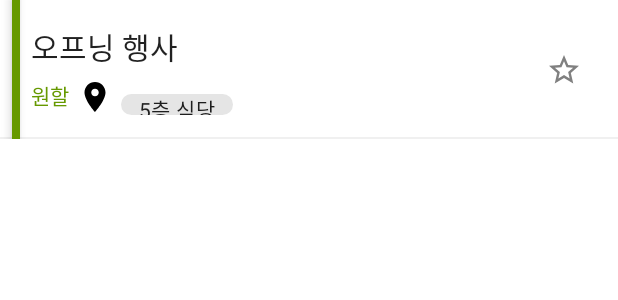
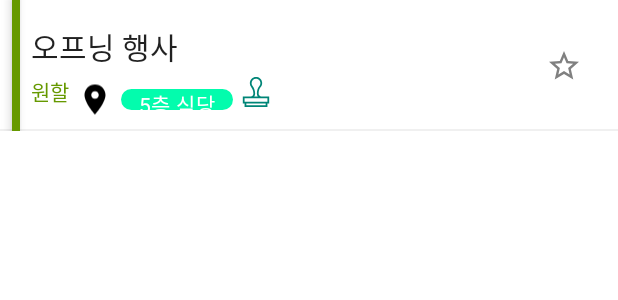
Before and after one commit to goldforestdev/HPPK-TOCTW, an Android app: the layout item_booth_list.xml on its own in the app's theme, with its tools: preview values and no code run, on a phone screen of 412 x 824 dp. Shown: the top 300 px of the screen. Run offline under Robolectric (Android 15) with nearby library versions, the phone set to English and light mode, and no system bars.

Commit message:
각 층별 색상 구분 / Stamp 부스는 별도 표시

```diff
--- /dev/null
+++ b/app/src/main/res/drawable/ic_stamp_booth.xml
@@ -0,0 +1,9 @@
+<vector xmlns:android="http://schemas.android.com/apk/res/android"
+    android:width="512dp"
+    android:height="512dp"
+    android:viewportWidth="511.991"
+    android:viewportHeight="511.991">
+  <path
+      android:fillColor="@color/colorPrimary"
+      android:pathData="m480.996,331.991h-135c-24.813,0 -45,-20.187 -45,-45v-6.091c0,-43.082 12.568,-81.673 35.389,-108.666 20.51,-24.261 28.742,-56.37 22.585,-88.095 -7.956,-40.994 -41.462,-74.731 -83.365,-82.361 -65.687,-11.961 -124.608,37.966 -124.608,103.213 0,22.103 6.838,43.221 19.776,61.071 26.691,36.826 40.224,74.356 40.224,111.548v8.104c0,25.95 -19.766,46.278 -45,46.278h-135v120h30v60h390v-60h30v-120.001zM195.063,148.456c-9.203,-12.697 -14.067,-27.727 -14.067,-43.465 0,-45.374 40.733,-82.529 89.234,-73.698 29.25,5.326 53.63,29.407 59.289,58.562 4.482,23.094 -1.216,45.471 -16.045,63.011 -27.392,32.4 -42.478,77.87 -42.479,128.034v6.091c0,16.871 5.603,32.456 15.041,45h-60.233c9.847,-13.162 15.192,-29.251 15.192,-46.278v-8.104c0.001,-43.646 -15.453,-87.099 -45.932,-129.153zM420.996,481.991h-330v-30h330zM450.996,421.991h-390v-60h390z"/>
+</vector>
--- a/app/src/main/res/layout/item_booth_list.xml
+++ b/app/src/main/res/layout/item_booth_list.xml
@@ -49,25 +49,36 @@
     <ImageView
         android:id="@+id/ivLocation"
         android:layout_width="wrap_content"
-        android:layout_height="wrap_content"
+        android:layout_height="30dp"
         android:src="@drawable/ic_place"
         android:layout_marginStart="5dp"
-        android:layout_marginBottom="16dp"
+        android:layout_marginBottom="5dp"
         app:layout_constraintTop_toTopOf="@id/tvBusy"
         app:layout_constraintBottom_toBottomOf="parent"
         app:layout_constraintStart_toEndOf="@id/tvBusy"/>
 
     <com.google.android.material.chip.Chip
-        android:id="@+id/tvLocation"
+        android:id="@+id/cpLocation"
         style="@style/Widget.MaterialComponents.Chip.Action"
         android:layout_width="wrap_content"
         android:layout_height="30dp"
-        android:layout_marginBottom="16dp"
         android:layout_marginStart="5dp"
-        android:layout_marginTop="2dp"
         android:includeFontPadding="false"
-        app:layout_constraintTop_toTopOf="@id/ivLocation"
+        app:chipBackgroundColor="@color/five_color"
+        android:textColor="@android:color/white"
+        android:textStyle="bold"
+        app:layout_constraintBottom_toBottomOf="@id/ivLocation"
         app:layout_constraintStart_toEndOf="@id/ivLocation"
+        tools:text="5층 식당" />
+
+    <ImageView
+        android:id="@+id/ivStamp"
+        android:layout_width="20dp"
+        android:layout_height="20dp"
+        android:layout_marginStart="5dp"
+        android:src="@drawable/ic_stamp_booth"
+        app:layout_constraintBottom_toBottomOf="@id/tvBusy"
+        app:layout_constraintStart_toEndOf="@id/cpLocation"
         tools:text="5층 식당" />
 
     <ImageView
```
Also changed, not shown: app/src/main/java/com/hppk/toctw/data/model/Booth.kt (+8 -1 lines), app/src/main/java/com/hppk/toctw/ui/booth/BoothAdapter.kt (+27 -7 lines), app/src/main/res/values/colors.xml (+8 -0 lines).
